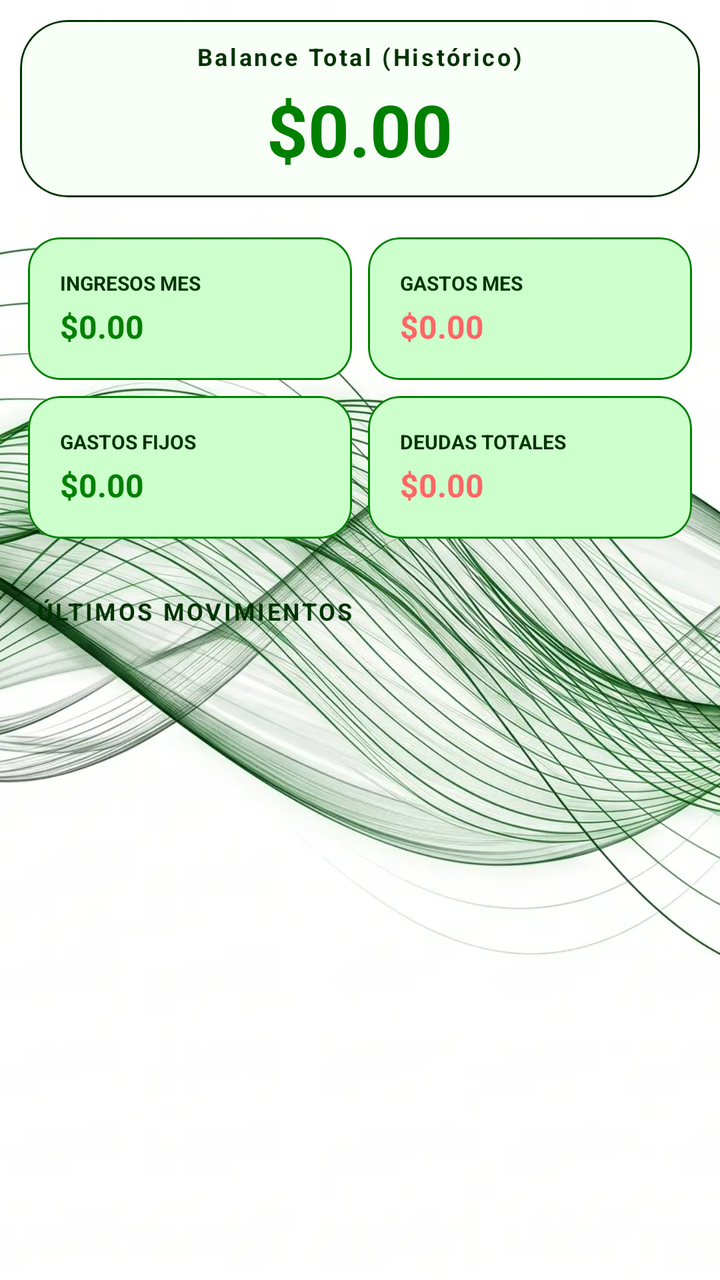
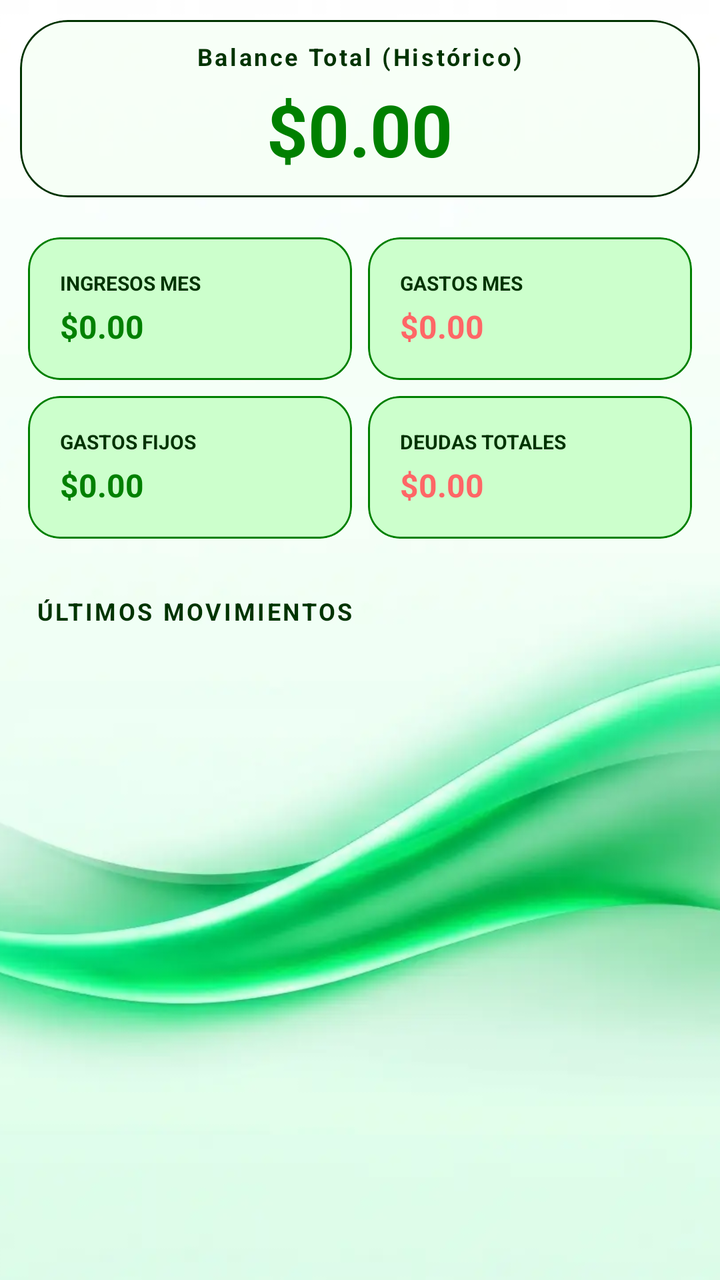

Before-and-after screenshots of an Android layout around one commit, followed by the original layout XML and the change that was made.
<!-- AndroidManifest.xml: application theme Theme.MyLittleFinanControl -->
<!-- res/layout/fragment_inicio.xml -->
<?xml version="1.0" encoding="utf-8"?>
<RelativeLayout xmlns:android="http://schemas.android.com/apk/res/android"
    xmlns:app="http://schemas.android.com/apk/res-auto"
    xmlns:tools="http://schemas.android.com/tools"
    android:layout_width="match_parent"
    android:layout_height="match_parent"
    tools:context=".Fragmentos.FragmentGastosFijos">

    <ImageView
        android:id="@+id/imagenFondo"
        android:layout_width="match_parent"
        android:layout_height="match_parent"
        android:src="@drawable/background_2_ligth"
        android:scaleType="centerCrop" />

    <ScrollView
        android:layout_width="match_parent"
        android:layout_height="match_parent"
        tools:context=".Fragmentos.FragmentInicio">

        <LinearLayout
            android:layout_width="match_parent"
            android:layout_height="wrap_content"
            android:orientation="vertical"
            android:padding="10dp">

            
            <com.google.android.material.card.MaterialCardView
                android:id="@+id/card_balance_general"
                android:layout_width="match_parent"
                android:layout_height="wrap_content"
                android:layout_marginBottom="16dp"
                android:clickable="true"
                android:focusable="true"
                app:cardBackgroundColor="?attr/colorSurface"
                app:cardCornerRadius="24dp"
                app:cardElevation="0dp"
                app:strokeColor="?attr/colorOutline"
                app:strokeWidth="1dp">

                <LinearLayout
                    android:layout_width="match_parent"
                    android:layout_height="wrap_content"
                    android:gravity="center"
                    android:orientation="vertical"
                    android:padding="10dp">

                    <TextView
                        android:layout_width="wrap_content"
                        android:layout_height="wrap_content"
                        android:letterSpacing="0.1"
                        android:text="Balance Total (Histórico)"
                        android:textColor="?attr/colorOnSurface"
                        android:textSize="12sp"
                        android:textStyle="bold" />

                    <TextView
                        android:id="@+id/tv_balance_general"
                        android:layout_width="wrap_content"
                        android:layout_height="wrap_content"
                        android:layout_marginTop="4dp"
                        android:text="$0.00"
                        android:textColor="?attr/colorPrimary"
                        android:textSize="36sp"
                        android:textStyle="bold" />
                </LinearLayout>
            </com.google.android.material.card.MaterialCardView>

            <GridLayout
                android:layout_width="match_parent"
                android:layout_height="wrap_content"
                android:alignmentMode="alignMargins"
                android:columnCount="2"
                android:columnOrderPreserved="false">

                
                <com.google.android.material.card.MaterialCardView
                    android:id="@+id/card_ingresos"
                    android:layout_width="0dp"
                    android:layout_height="wrap_content"
                    android:layout_columnWeight="1"
                    android:clickable="true"
                    android:focusable="true"
                    android:foreground="?attr/selectableItemBackground"
                    android:layout_margin="4dp"
                    app:cardBackgroundColor="?attr/colorPrimaryContainer"
                    app:strokeColor="?attr/colorPrimary"
                    app:cardCornerRadius="16dp"
                    app:cardElevation="0dp">

                    <LinearLayout
                        android:layout_width="match_parent"
                        android:layout_height="wrap_content"
                        android:orientation="vertical"
                        android:padding="16dp">

                        <TextView
                            android:layout_width="wrap_content"
                            android:layout_height="wrap_content"
                            android:text="INGRESOS MES"
                            android:textColor="?attr/colorOnSurface"
                            android:textSize="10sp"
                            android:textStyle="bold" />

                        <TextView
                            android:id="@+id/tv_ingresos_mes"
                            android:layout_width="wrap_content"
                            android:layout_height="wrap_content"
                            android:layout_marginTop="4dp"
                            android:text="$0.00"
                            android:textColor="?attr/colorPrimary"
                            android:textSize="16sp"
                            android:textStyle="bold" />
                    </LinearLayout>
                </com.google.android.material.card.MaterialCardView>

                
                <com.google.android.material.card.MaterialCardView
                    android:id="@+id/card_gastos"
                    android:layout_width="0dp"
                    android:layout_height="wrap_content"
                    android:layout_columnWeight="1"
                    android:clickable="true"
                    app:strokeColor="?attr/colorPrimary"
                    android:focusable="true"
                    android:layout_margin="4dp"
                    app:cardBackgroundColor="?attr/colorPrimaryContainer"
                    app:cardCornerRadius="16dp"
                    app:cardElevation="0dp">

                    <LinearLayout
                        android:layout_width="match_parent"
                        android:layout_height="wrap_content"
                        android:orientation="vertical"
                        android:padding="16dp">

                        <TextView
                            android:layout_width="wrap_content"
                            android:layout_height="wrap_content"
                            android:text="GASTOS MES"
                            android:textColor="?attr/colorOnSurface"
                            android:textSize="10sp"
                            android:textStyle="bold" />

                        <TextView
                            android:id="@+id/tv_gastos_mes"
                            android:layout_width="wrap_content"
                            android:layout_height="wrap_content"
                            android:layout_marginTop="4dp"
                            android:text="$0.00"
                            android:textSize="16sp"
                            android:textColor="?attr/colorError"
                            android:textStyle="bold" />
                    </LinearLayout>
                </com.google.android.material.card.MaterialCardView>

                
                <com.google.android.material.card.MaterialCardView
                    android:id="@+id/card_gastos_fijos"
                    android:layout_width="0dp"
                    android:layout_height="wrap_content"
                    android:layout_columnWeight="1"
                    android:layout_margin="4dp"
                    android:clickable="true"
                    app:strokeColor="?attr/colorPrimary"
                    android:focusable="true"
                    android:foreground="?attr/selectableItemBackground"
                    app:cardBackgroundColor="?attr/colorPrimaryContainer"
                    app:cardCornerRadius="16dp"
                    app:cardElevation="0dp">

                    <LinearLayout
                        android:layout_width="match_parent"
                        android:layout_height="wrap_content"
                        android:orientation="vertical"
                        android:padding="16dp">

                        <TextView
                            android:layout_width="wrap_content"
                            android:layout_height="wrap_content"
                            android:text="GASTOS FIJOS"
                            android:textColor="?attr/colorOnSurface"
                            android:textSize="10sp"
                            android:textStyle="bold" />

                        <TextView
                            android:id="@+id/tv_total_gastos_fijos"
                            android:layout_width="wrap_content"
                            android:layout_height="wrap_content"
                            android:layout_marginTop="4dp"
                            android:textColor="?attr/colorPrimary"
                            android:text="$0.00"
                            android:textSize="16sp"
                            android:textStyle="bold" />
                    </LinearLayout>
                </com.google.android.material.card.MaterialCardView>

                
                <com.google.android.material.card.MaterialCardView
                    android:id="@+id/card_deudas"
                    android:layout_width="0dp"
                    android:layout_height="wrap_content"
                    android:layout_columnWeight="1"
                    android:layout_margin="4dp"
                    app:strokeColor="?attr/colorPrimary"
                    android:clickable="true"
                    android:focusable="true"
                    android:foreground="?attr/selectableItemBackground"
                    app:cardBackgroundColor="?attr/colorPrimaryContainer"
                    app:cardCornerRadius="16dp"
                    app:cardElevation="0dp">

                    <LinearLayout
                        android:layout_width="match_parent"
                        android:layout_height="wrap_content"
                        android:orientation="vertical"
                        android:padding="16dp">

                        <TextView
                            android:layout_width="wrap_content"
                            android:layout_height="wrap_content"
                            android:text="DEUDAS TOTALES"
                            android:textColor="?attr/colorOnSurface"
                            android:textSize="10sp"
                            android:textStyle="bold" />

                        <TextView
                            android:id="@+id/tv_total_deudas"
                            android:layout_width="wrap_content"
                            android:layout_height="wrap_content"
                            android:layout_marginTop="4dp"
                            android:text="$0.00"
                            android:textSize="16sp"
                            android:textColor="?attr/colorError"
                            android:textStyle="bold" />
                    </LinearLayout>
                </com.google.android.material.card.MaterialCardView>

            </GridLayout>

            
            <TextView
                android:layout_width="wrap_content"
                android:layout_height="wrap_content"
                android:layout_marginStart="8dp"
                android:layout_marginTop="24dp"
                android:letterSpacing="0.1"
                android:text="ÚLTIMOS MOVIMIENTOS"
                android:textColor="?attr/colorOnSurface"
                android:textSize="12sp"
                android:textStyle="bold" />

            <androidx.recyclerview.widget.RecyclerView
                android:id="@+id/rv_ultimos_movimientos"
                android:layout_width="match_parent"
                android:layout_height="wrap_content"
                android:layout_marginTop="8dp"
                android:nestedScrollingEnabled="false"
                tools:itemCount="3"
                tools:listitem="@layout/item_movimiento_inicio" />

        </LinearLayout>
    </ScrollView>
</RelativeLayout>
<!-- res/layout/item_movimiento_inicio.xml (included above) -->
<?xml version="1.0" encoding="utf-8"?>
<com.google.android.material.card.MaterialCardView xmlns:android="http://schemas.android.com/apk/res/android"
    xmlns:app="http://schemas.android.com/apk/res-auto"
    android:layout_width="match_parent"
    android:layout_height="wrap_content"
    android:layout_marginBottom="8dp"
    app:cardBackgroundColor="?attr/colorSurface"
    app:cardCornerRadius="12dp"
    app:cardElevation="0dp"
    app:strokeColor="?attr/colorSurfaceVariant"
    app:strokeWidth="1dp">

    <LinearLayout
        android:layout_width="match_parent"
        android:layout_height="wrap_content"
        android:gravity="center_vertical"
        android:orientation="horizontal"
        android:padding="12dp">

        <ImageView
            android:id="@+id/iv_tipo_icono"
            android:layout_width="32dp"
            android:layout_height="32dp"
            android:background="@drawable/rounded_corners_background"
            android:backgroundTint="?attr/colorPrimaryContainer"
            android:padding="6dp"
            android:src="@drawable/ic_movimientos"
            app:tint="?attr/colorPrimary" />

        <LinearLayout
            android:layout_width="0dp"
            android:layout_height="wrap_content"
            android:layout_marginStart="12dp"
            android:layout_weight="1"
            android:orientation="vertical">

            <TextView
                android:id="@+id/tv_descripcion"
                android:layout_width="wrap_content"
                android:layout_height="wrap_content"
                android:ellipsize="end"
                android:maxLines="1"
                android:text="Descripción"
                android:textColor="?attr/colorOnSurface"
                android:textSize="14sp"
                android:textStyle="bold" />

            <TextView
                android:id="@+id/tv_fecha"
                android:layout_width="wrap_content"
                android:layout_height="wrap_content"
                android:text="2024-05-20"
                android:textColor="?attr/colorOnSurfaceVariant"
                android:textSize="12sp" />
        </LinearLayout>

        <TextView
            android:id="@+id/tv_monto"
            android:layout_width="wrap_content"
            android:layout_height="wrap_content"
            android:text="$0.00"
            android:textColor="?attr/colorPrimary"
            android:textSize="15sp"
            android:textStyle="bold" />

    </LinearLayout>
</com.google.android.material.card.MaterialCardView>
<!-- resources referenced by this layout -->
<resources>
  <!-- drawable background_2_ligth: webp bitmap (drawable, 288024 bytes) -->
  <!-- drawable ic_movimientos (drawable) -->
  <vector xmlns:android="http://schemas.android.com/apk/res/android" android:height="24dp" android:tint="#000000" android:viewportHeight="960" android:viewportWidth="960" android:width="24dp">
        
      <path android:fillColor="@android:color/white" android:pathData="M480,920Q368,920 274,869Q180,818 120,733L120,840L40,840L40,600L280,600L280,680L181,680Q229,752 307.5,796Q386,840 480,840Q555,840 620.5,811.5Q686,783 734.5,734.5Q783,686 811.5,620.5Q840,555 840,480L920,480Q920,571 885.5,651Q851,731 791,791Q731,851 651,885.5Q571,920 480,920ZM444,760L444,708Q397,697 367.5,667.5Q338,638 324,590L390,564Q402,605 427.5,625.5Q453,646 486,646Q519,646 542.5,630.5Q566,615 566,582Q566,553 541.5,535Q517,517 454,494Q395,473 367.5,444Q340,415 340,368Q340,327 368.5,293.5Q397,260 446,250L446,200L516,200L516,250Q552,253 581.5,279Q611,305 622,340L558,366Q550,343 532,327.5Q514,312 482,312Q447,312 428.5,327Q410,342 410,368Q410,394 433,409Q456,424 516,444Q588,470 612,505Q636,540 636,582Q636,611 626,633Q616,655 599.5,670.5Q583,686 561,695.5Q539,705 514,710L514,760L444,760ZM40,480Q40,389 74.5,309Q109,229 169,169Q229,109 309,74.5Q389,40 480,40Q592,40 686,91Q780,142 840,227L840,120L920,120L920,360L680,360L680,280L779,280Q731,208 652.5,164Q574,120 480,120Q405,120 339.5,148.5Q274,177 225.5,225.5Q177,274 148.5,339.5Q120,405 120,480L40,480Z"/>
      
  </vector>
  <!-- drawable rounded_corners_background (drawable) -->
  <?xml version="1.0" encoding="utf-8"?>
  <shape xmlns:android="http://schemas.android.com/apk/res/android"
      android:shape="rectangle">
      <solid android:color="#20F2F2F2"/>
      <corners android:radius="10dp" />
  </shape>
  <style name="Theme.MyLittleFinanControl" parent="Base.Theme.MyLittleFinanControl" />
  <color name="verde_oscuro">#008000</color>
  <color name="verde_claro">#CCFFCC</color>
  <color name="verde_negro">#003300</color>
  <color name="verde">#00C292</color>
  <color name="verde_transparente">#5FCCFFCC</color>
  <color name="verde_blanco_transparente">#D3F6FFF6</color>
  <color name="rojo_alerta">#FF6666</color>
  <color name="rojo_transparente">#7BF69F9F</color>
  <color name="verde_gris">#ED003300</color>
  <!-- unchanged entries left out for length: 1 -->
</resources>

<!-- the commit's change to res/layout/fragment_inicio.xml (unified diff, before → after) -->
@@ -10,7 +10,7 @@
         android:id="@+id/imagenFondo"
         android:layout_width="match_parent"
         android:layout_height="match_parent"
-        android:src="@drawable/background_2_ligth"
+        android:src="@drawable/background_1"
         android:scaleType="centerCrop" />
 
     <ScrollView
<!-- resource entries referenced after the edit -->
@@ -1,6 +1,6 @@
 <!-- resources referenced by this layout -->
 <resources>
-  <!-- drawable background_2_ligth: webp bitmap (drawable, 288024 bytes) -->
+  <!-- drawable background_1: webp bitmap (drawable, 18726 bytes) -->
   <!-- drawable ic_movimientos (drawable) -->
   <vector xmlns:android="http://schemas.android.com/apk/res/android" android:height="24dp" android:tint="#000000" android:viewportHeight="960" android:viewportWidth="960" android:width="24dp">
         
